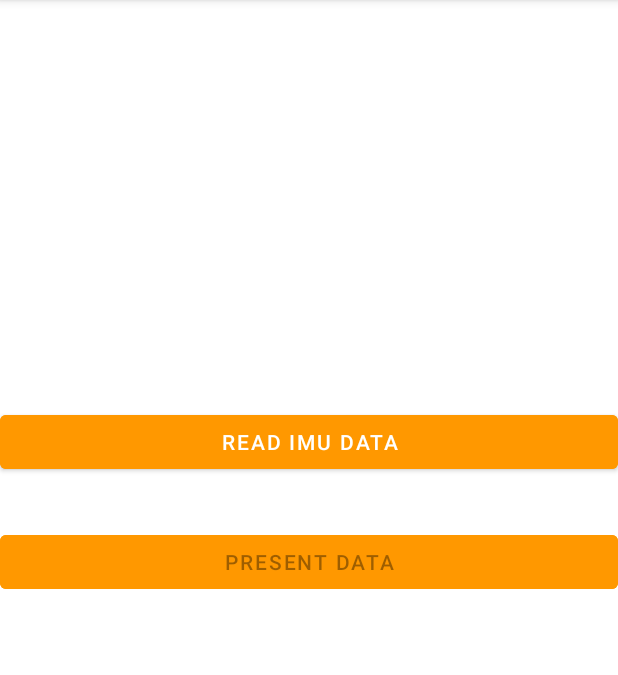
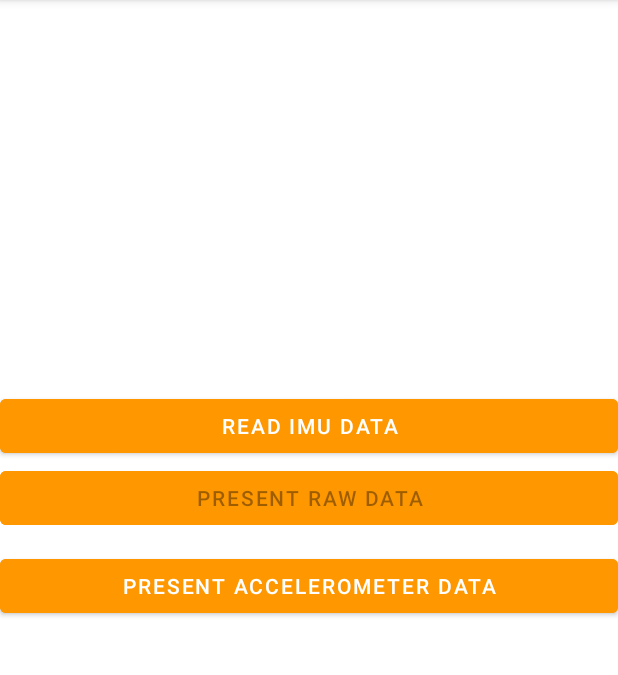
Before and after one commit to Bebido/imudr, an Android app: the screen it shows after launch (MainActivity), on a phone screen of 412 x 824 dp, the part 84-759 px from its top. Run offline under Robolectric (Android 15) with nearby library versions, the phone set to English and light mode, and no system bars.

Commit message:
Display chart with Accelerometer data

```diff
--- a/app/src/main/AndroidManifest.xml
+++ b/app/src/main/AndroidManifest.xml
@@ -15,11 +15,11 @@
         android:roundIcon="@mipmap/ic_launcher_round"
         android:supportsRtl="true"
         android:theme="@style/Theme.Imudr">
-        <activity android:name=".ChartActivity"></activity>
+        <activity android:name=".ChartAcc2gActivity" />
+        <activity android:name=".ChartRawActivity" />
         <activity android:name=".MainActivity">
             <intent-filter>
                 <action android:name="android.intent.action.MAIN" />
-
                 <category android:name="android.intent.category.LAUNCHER" />
             </intent-filter>
         </activity>
--- a/app/src/main/res/layout/activity_main.xml
+++ b/app/src/main/res/layout/activity_main.xml
@@ -18,7 +18,7 @@
         app:layout_constraintHorizontal_bias="0.0"
         app:layout_constraintStart_toStartOf="parent"
         app:layout_constraintTop_toTopOf="parent"
-        app:layout_constraintVertical_bias="0.376" />
+        app:layout_constraintVertical_bias="0.361" />
 
     <Button
         android:id="@+id/presentDataButton"
@@ -26,12 +26,23 @@
         android:layout_height="wrap_content"
         android:backgroundTint="#FF9800"
         android:onClick="presentData"
-        android:text="Present data"
-        app:layout_constraintBottom_toBottomOf="parent"
+        android:text="Present raw data"
         app:layout_constraintEnd_toEndOf="parent"
         app:layout_constraintHorizontal_bias="0.0"
         app:layout_constraintStart_toStartOf="parent"
-        app:layout_constraintTop_toBottomOf="@+id/startReadButton"
-        app:layout_constraintVertical_bias="0.079" />
+        app:layout_constraintTop_toBottomOf="@+id/startReadButton" />
+
+    <Button
+        android:id="@+id/presentAcc2gButton"
+        android:layout_width="0dp"
+        android:layout_height="wrap_content"
+        android:backgroundTint="#FF9800"
+        android:onClick="presentAcc2g"
+        android:text="Present accelerometer data"
+        app:layout_constraintBottom_toBottomOf="parent"
+        app:layout_constraintEnd_toEndOf="parent"
+        app:layout_constraintStart_toStartOf="parent"
+        app:layout_constraintTop_toBottomOf="@+id/presentDataButton"
+        app:layout_constraintVertical_bias="0.029" />
 
 </androidx.constraintlayout.widget.ConstraintLayout>
```
Also changed, not shown: app/src/main/java/com/imudr/ChartAcc2gActivity.java (renamed from app/src/main/java/com/imudr/ChartActivity.java, +15 -26 lines), app/src/main/java/com/imudr/ChartRawActivity.java (added, +91 -0 lines), app/src/main/java/com/imudr/MainActivity.java (+9 -1 lines), app/src/main/java/com/imudr/model/Acc2gIMU.java (added, +41 -0 lines), app/src/main/java/com/imudr/model/Gyro250dpsIMU.java (added, +41 -0 lines), app/src/main/res/layout/activity_chart_acc2g.xml (added, +13 -0 lines).
